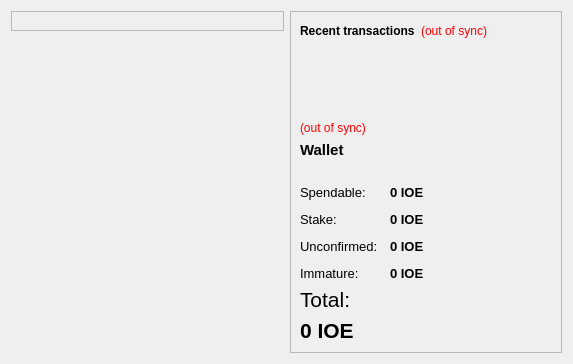
Before: the Qt Designer form src/qt/forms/overviewpage.ui in IOEdev/IOEsource, drawn with Qt 5.
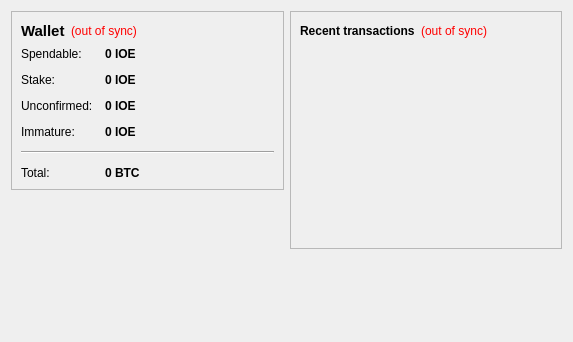
After: the same form once the commit is applied.

Patch:
```diff
--- a/src/qt/forms/overviewpage.ui
+++ b/src/qt/forms/overviewpage.ui
@@ -2,10 +2,11 @@
 <ui version="4.0">
  <class>OverviewPage</class>
  <widget class="QWidget" name="OverviewPage">
-  +  <property name="geometry">IOE<rect> 
-+   <y>0</y>   
-+   <y>0</y>
-+  <width>573</width>
+  <property name="geometry">
+   <rect>
+    <x>0</x>
+    <y>0</y>
+    <width>573</width>
     <height>342</height>
    </rect>
   </property>
@@ -17,7 +18,7 @@
     <layout class="QVBoxLayout" name="verticalLayout_2">
      <item>
       <widget class="QFrame" name="frame">
-       <property name="frameShape"> 
+       <property name="frameShape">
         <enum>QFrame::StyledPanel</enum>
        </property>
        <property name="frameShadow">
@@ -25,112 +26,7 @@
        </property>
        <layout class="QVBoxLayout" name="verticalLayout_4">
         <item>
-         <layout class="QHBoxLayout" name="horizontalLayout_4"/>
-        </item>
-       </layout>
-      </widget>
-     </item>
-     <item>
-      <spacer name="verticalSpacer">
-       <property name="orientation">
-        <enum>Qt::Vertical</enum>
-       </property>
-       <property name="sizeHint" stdset="0">
-        <size>
-         <width>20</width>
-         <height>40</height>
-        </size>
-       </property>
-      </spacer>
-     </item>
-    </layout>
-   </item>
-   <item>
-    <layout class="QVBoxLayout" name="verticalLayout_3">
-     <item>
-      <widget class="QFrame" name="frame_2">
-       <property name="frameShape">
-        <enum>QFrame::StyledPanel</enum>
-       </property>
-       <property name="frameShadow">
-        <enum>QFrame::Raised</enum>
-       </property>
-       <layout class="QVBoxLayout" name="verticalLayout">
-        <item>
-         <layout class="QHBoxLayout" name="horizontalLayout_2">
-          <item>
-           <widget class="QLabel" name="label_4">
-            <property name="text">
-             <string>&lt;b&gt;Recent transactions&lt;/b&gt;</string>
-            </property>
-           </widget>
-          </item>
-          <item>
-           <widget class="QLabel" name="labelTransactionsStatus">
-            <property name="toolTip">
-             <string>The displayed information may be out of date. Your wallet automatically synchronizes with the bitconnect network after a connection is established, but this process has not completed yet.</string>
-            </property>
-            <property name="styleSheet">
-             <string notr="true">QLabel { color: red; }</string>
-            </property>
-            <property name="text">
-             <string notr="true">(out of sync)</string>
-            </property>
-            <property name="alignment">
-             <set>Qt::AlignRight|Qt::AlignTrailing|Qt::AlignVCenter</set>
-            </property>
-           </widget>
-          </item>
-          <item>
-           <spacer name="horizontalSpacer">
-            <property name="orientation">
-             <enum>Qt::Horizontal</enum>
-            </property>
-            <property name="sizeHint" stdset="0">
-             <size>
-              <width>40</width>
-              <height>20</height>
-             </size>
-            </property>
-           </spacer>
-          </item>
-         </layout>
-        </item>
-        <item>
-         <widget class="QListView" name="listTransactions">
-          <property name="styleSheet">
-           <string notr="true">QListView { background: transparent; }</string>
-          </property>
-          <property name="frameShape">
-           <enum>QFrame::NoFrame</enum>
-          </property>
-          <property name="verticalScrollBarPolicy">
-           <enum>Qt::ScrollBarAlwaysOff</enum>
-          </property>
-          <property name="horizontalScrollBarPolicy">
-           <enum>Qt::ScrollBarAlwaysOff</enum>
-          </property>
-          <property name="selectionMode">
-           <enum>QAbstractItemView::NoSelection</enum>
-          </property>
-         </widget>
-        </item>
-        <item>
-         <widget class="QLabel" name="labelWalletStatus">
-          <property name="toolTip">
-           <string>The displayed information may be out of date. Your wallet automatically synchronizes with the ioe network after a connection is established, but this process has not completed yet.</string>
-          </property>
-          <property name="styleSheet">
-           <string notr="true">QLabel { color: red; }</string>
-          </property>
-          <property name="text">
-           <string notr="true">(out of sync)</string>
-          </property>
-          <property name="alignment">
-           <set>Qt::AlignLeading|Qt::AlignLeft|Qt::AlignVCenter</set>
-          </property>
-         </widget>
-        </item>
+         <layout class="QHBoxLayout" name="horizontalLayout_4">
         <item>
          <widget class="QLabel" name="label_5">
           <property name="font">
@@ -145,6 +41,22 @@
           </property>
          </widget>
         </item>
+          <item>
+           <widget class="QLabel" name="labelWalletStatus">
+            <property name="toolTip">
+             <string>The displayed information may be out of date. Your wallet automatically synchronizes with the IOE network after a connection is established, but this process has not completed yet.</string>
+            </property>
+            <property name="styleSheet">
+             <string notr="true">QLabel { color: red; }</string>
+            </property>
+            <property name="text">
+             <string notr="true">(out of sync)</string>
+            </property>
+            <property name="alignment">
+             <set>Qt::AlignLeading|Qt::AlignLeft|Qt::AlignVCenter</set>
+            </property>
+           </widget>
+          </item>
         <item>
          <spacer name="horizontalSpacer_2">
           <property name="orientation">
@@ -158,6 +70,8 @@
           </property>
          </spacer>
         </item>
+         </layout>
+        </item>
         <item>
          <layout class="QFormLayout" name="formLayout_2">
           <property name="fieldGrowthPolicy">
@@ -171,11 +85,6 @@
           </property>
           <item row="0" column="0">
            <widget class="QLabel" name="label">
-            <property name="font">
-             <font>
-              <pointsize>10</pointsize>
-             </font>
-            </property>
             <property name="text">
              <string>Spendable:</string>
             </property>
@@ -185,7 +94,6 @@
            <widget class="QLabel" name="labelBalance">
             <property name="font">
              <font>
-              <pointsize>10</pointsize>
               <weight>75</weight>
               <bold>true</bold>
              </font>
@@ -206,11 +114,6 @@
           </item>
           <item row="1" column="0">
            <widget class="QLabel" name="label_6">
-            <property name="font">
-             <font>
-              <pointsize>10</pointsize>
-             </font>
-            </property>
             <property name="text">
              <string>Stake:</string>
             </property>
@@ -220,7 +123,6 @@
            <widget class="QLabel" name="labelStake">
             <property name="font">
              <font>
-              <pointsize>10</pointsize>
               <weight>75</weight>
               <bold>true</bold>
              </font>
@@ -241,11 +143,6 @@
           </item>
           <item row="2" column="0">
            <widget class="QLabel" name="label_3">
-            <property name="font">
-             <font>
-              <pointsize>10</pointsize>
-             </font>
-            </property>
             <property name="text">
              <string>Unconfirmed:</string>
             </property>
@@ -255,7 +152,6 @@
            <widget class="QLabel" name="labelUnconfirmed">
             <property name="font">
              <font>
-              <pointsize>10</pointsize>
               <weight>75</weight>
               <bold>true</bold>
              </font>
@@ -276,11 +172,6 @@
           </item>
           <item row="3" column="0">
            <widget class="QLabel" name="labelImmatureText">
-            <property name="font">
-             <font>
-              <pointsize>10</pointsize>
-             </font>
-            </property>
             <property name="text">
              <string>Immature:</string>
             </property>
@@ -290,7 +181,6 @@
            <widget class="QLabel" name="labelImmature">
             <property name="font">
              <font>
-              <pointsize>10</pointsize>
               <weight>75</weight>
               <bold>true</bold>
              </font>
@@ -306,27 +196,24 @@
             </property>
            </widget>
           </item>
-         </layout>
-        </item>
-        <item>
+          <item row="4" column="0" colspan="2">
+           <widget class="Line" name="line">
+            <property name="orientation">
+             <enum>Qt::Horizontal</enum>
+            </property>
+           </widget>
+          </item>
+          <item row="5" column="0">
          <widget class="QLabel" name="labelTotalText">
-          <property name="font">
-           <font>
-            <family>Arial</family>
-            <pointsize>16</pointsize>
-           </font>
-          </property>
           <property name="text">
            <string>Total:</string>
           </property>
          </widget>
         </item>
-        <item>
+          <item row="5" column="1">
          <widget class="QLabel" name="labelTotal">
           <property name="font">
            <font>
-            <family>Arial</family>
-            <pointsize>16</pointsize>
             <weight>75</weight>
             <bold>true</bold>
            </font>
@@ -338,10 +225,100 @@
            <string>Your current total balance</string>
           </property>
           <property name="text">
-           <string notr="true">0 IOE</string>
+             <string notr="true">0 BTC</string>
           </property>
           <property name="textInteractionFlags">
            <set>Qt::LinksAccessibleByMouse|Qt::TextSelectableByKeyboard|Qt::TextSelectableByMouse</set>
+            </property>
+           </widget>
+          </item>
+         </layout>
+        </item>
+       </layout>
+      </widget>
+     </item>
+     <item>
+      <spacer name="verticalSpacer">
+       <property name="orientation">
+        <enum>Qt::Vertical</enum>
+       </property>
+       <property name="sizeHint" stdset="0">
+        <size>
+         <width>20</width>
+         <height>40</height>
+        </size>
+       </property>
+      </spacer>
+     </item>
+    </layout>
+   </item>
+   <item>
+    <layout class="QVBoxLayout" name="verticalLayout_3">
+     <item>
+      <widget class="QFrame" name="frame_2">
+       <property name="frameShape">
+        <enum>QFrame::StyledPanel</enum>
+       </property>
+       <property name="frameShadow">
+        <enum>QFrame::Raised</enum>
+       </property>
+       <layout class="QVBoxLayout" name="verticalLayout">
+        <item>
+         <layout class="QHBoxLayout" name="horizontalLayout_2">
+          <item>
+           <widget class="QLabel" name="label_4">
+            <property name="text">
+             <string>&lt;b&gt;Recent transactions&lt;/b&gt;</string>
+            </property>
+           </widget>
+          </item>
+          <item>
+           <widget class="QLabel" name="labelTransactionsStatus">
+            <property name="toolTip">
+             <string>The displayed information may be out of date. Your wallet automatically synchronizes with the IOE network after a connection is established, but this process has not completed yet.</string>
+            </property>
+            <property name="styleSheet">
+             <string notr="true">QLabel { color: red; }</string>
+            </property>
+            <property name="text">
+             <string notr="true">(out of sync)</string>
+            </property>
+            <property name="alignment">
+             <set>Qt::AlignRight|Qt::AlignTrailing|Qt::AlignVCenter</set>
+            </property>
+           </widget>
+          </item>
+          <item>
+           <spacer name="horizontalSpacer">
+            <property name="orientation">
+             <enum>Qt::Horizontal</enum>
+            </property>
+            <property name="sizeHint" stdset="0">
+             <size>
+              <width>40</width>
+              <height>20</height>
+             </size>
+            </property>
+           </spacer>
+          </item>
+         </layout>
+        </item>
+        <item>
+         <widget class="QListView" name="listTransactions">
+          <property name="styleSheet">
+           <string notr="true">QListView { background: transparent; }</string>
+          </property>
+          <property name="frameShape">
+           <enum>QFrame::NoFrame</enum>
+          </property>
+          <property name="verticalScrollBarPolicy">
+           <enum>Qt::ScrollBarAlwaysOff</enum>
+          </property>
+          <property name="horizontalScrollBarPolicy">
+           <enum>Qt::ScrollBarAlwaysOff</enum>
+          </property>
+          <property name="selectionMode">
+           <enum>QAbstractItemView::NoSelection</enum>
           </property>
          </widget>
         </item>
```
Lines whose indentation alone changed are shown as unchanged.
